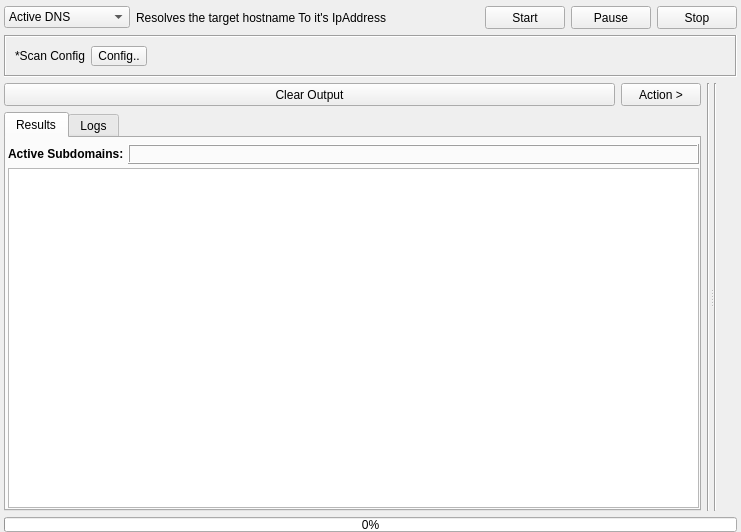
Before: the Qt Designer form gui/src/engines/active/Active.ui in 3nock/OTE, drawn with Qt 5.
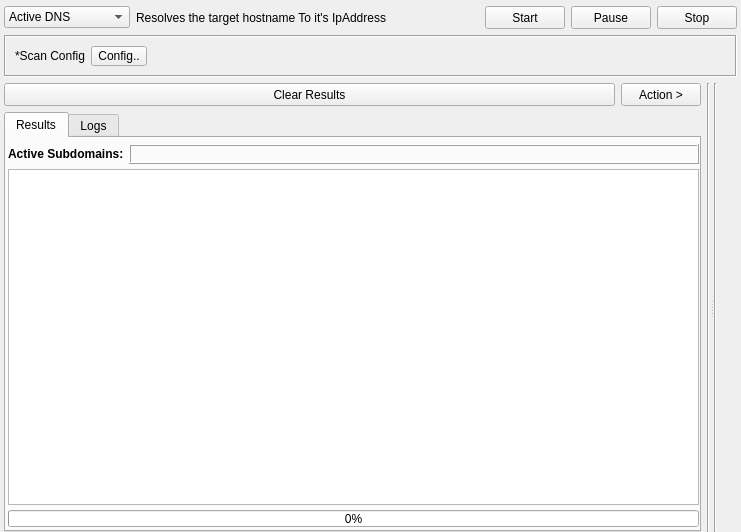
After: the same form once the commit is applied. Custom widgets are drawn as their Qt base class.

Diff of the .ui file:
```diff
--- a/gui/src/engines/active/Active.ui
+++ b/gui/src/engines/active/Active.ui
@@ -270,7 +270,7 @@
               <string notr="true"/>
              </property>
              <property name="text">
-              <string>Clear Output</string>
+              <string>Clear Results</string>
              </property>
             </widget>
            </item>
@@ -321,7 +321,7 @@
             </attribute>
             <layout class="QVBoxLayout" name="verticalLayout_23">
              <property name="spacing">
-              <number>4</number>
+              <number>5</number>
              </property>
              <property name="leftMargin">
               <number>2</number>
@@ -333,7 +333,7 @@
               <number>0</number>
              </property>
              <property name="bottomMargin">
-              <number>1</number>
+              <number>3</number>
              </property>
              <item>
               <layout class="QHBoxLayout" name="horizontalLayout_18">
@@ -474,6 +474,28 @@
                </attribute>
               </widget>
              </item>
+             <item>
+              <widget class="QProgressBar" name="progressBar">
+               <property name="minimumSize">
+                <size>
+                 <width>0</width>
+                 <height>17</height>
+                </size>
+               </property>
+               <property name="maximumSize">
+                <size>
+                 <width>16777215</width>
+                 <height>17</height>
+                </size>
+               </property>
+               <property name="styleSheet">
+                <string notr="true"/>
+               </property>
+               <property name="value">
+                <number>0</number>
+               </property>
+              </widget>
+             </item>
             </layout>
            </widget>
            <widget class="QWidget" name="tabLogs">
@@ -553,28 +575,6 @@
      </widget>
     </widget>
    </item>
-   <item>
-    <widget class="QProgressBar" name="progressBar">
-     <property name="minimumSize">
-      <size>
-       <width>0</width>
-       <height>15</height>
-      </size>
-     </property>
-     <property name="maximumSize">
-      <size>
-       <width>16777215</width>
-       <height>15</height>
-      </size>
-     </property>
-     <property name="styleSheet">
-      <string notr="true"/>
-     </property>
-     <property name="value">
-      <number>0</number>
-     </property>
-    </widget>
-   </item>
   </layout>
  </widget>
  <customwidgets>
```
Left out of the diff: 2 changed lines with no effect on the pictures.
